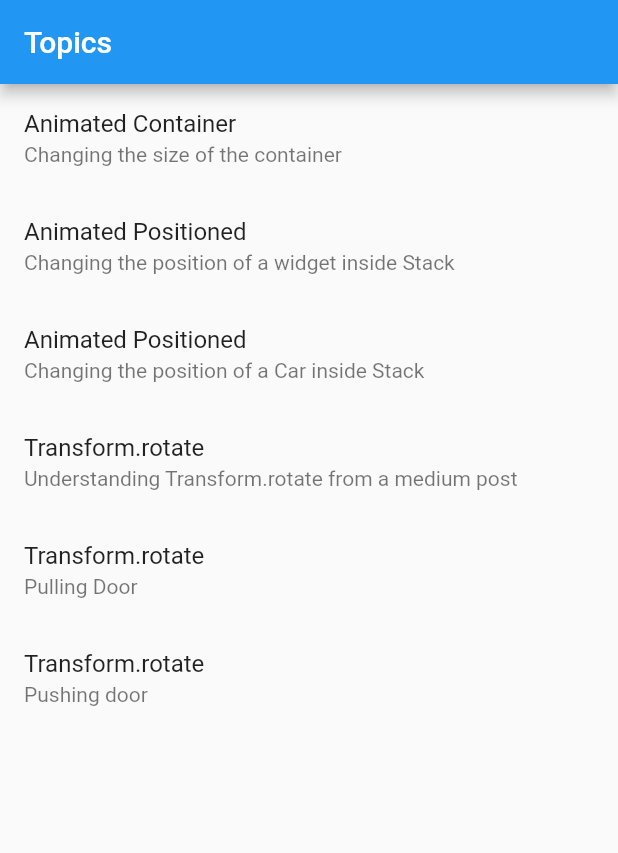
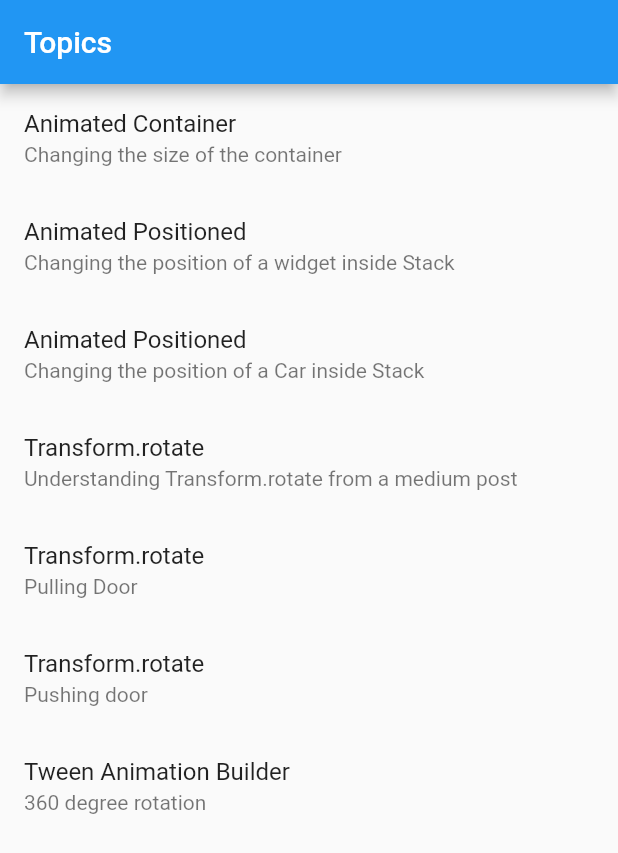
Before and after one commit to abidroid/implicit_animation_demos_rw, a Flutter app: the screen it shows after launch, on a phone screen of 412 x 824 dp. Shown: the top 853 px of the screen. Run offline on Flutter 3.47's test engine with Material 2 defaults, Android fonts, the phone set to English and light mode, and no system bars.

Commit message:
tween animation builder transform.rotate 360

```diff
--- a/lib/screens/landing_screen.dart
+++ b/lib/screens/landing_screen.dart
@@ -5,6 +5,7 @@ import 'package:implicit_animation_demos_rw/screens/animated_positioned_screen.d
 import 'package:implicit_animation_demos_rw/screens/pulling_door_screen.dart';
 import 'package:implicit_animation_demos_rw/screens/pushing_door_screen.dart';
 import 'package:implicit_animation_demos_rw/screens/transform_rotate_screen.dart';
+import 'package:implicit_animation_demos_rw/screens/tween_animation_builder_screen.dart';
 
 class LandingScreen extends StatefulWidget {
   const LandingScreen({Key? key}) : super(key: key);
@@ -89,6 +90,17 @@ class _LandingScreenState extends State<LandingScreen> {
 
             },
           ),
+
+          ListTile(
+            title: const Text('Tween Animation Builder'),
+            subtitle: const Text('360 degree rotation'),
+            onTap: (){
+              Navigator.of(context).push(MaterialPageRoute(builder: (context){
+                return const TweenAnimationBuilderScreen();
+              }));
+
+            },
+          ),
         ],
       ),
     );
```
Also changed, not shown: lib/screens/tween_animation_builder_screen.dart (added, +44 -0 lines).
